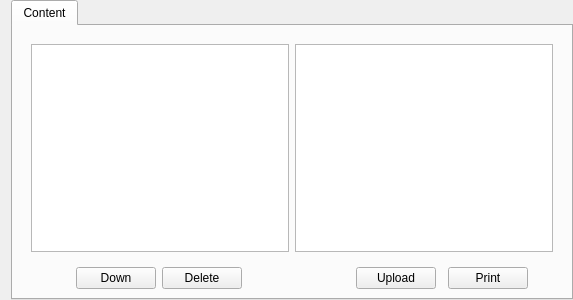
Above: tank/qcloudform.ui from photonlili/Tank before the change. Below: the same form after it.
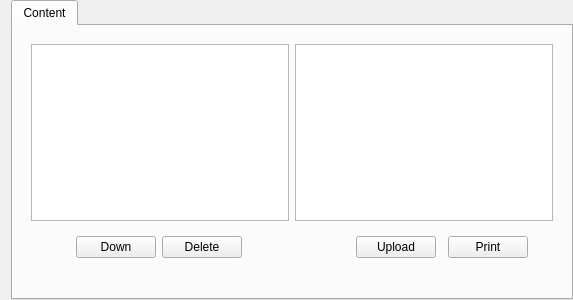
That is the form after the change. Custom widgets are drawn as their Qt base class.

```diff
--- a/tank/qcloudform.ui
+++ b/tank/qcloudform.ui
@@ -33,6 +33,9 @@
        <string>Content</string>
       </attribute>
       <layout class="QGridLayout" name="gridLayout">
+       <property name="bottomMargin">
+        <number>40</number>
+       </property>
        <item row="1" column="0" rowspan="2" colspan="10">
         <widget class="QWidget" name="widget" native="true">
          <layout class="QHBoxLayout" name="horizontalLayout_2">
```
